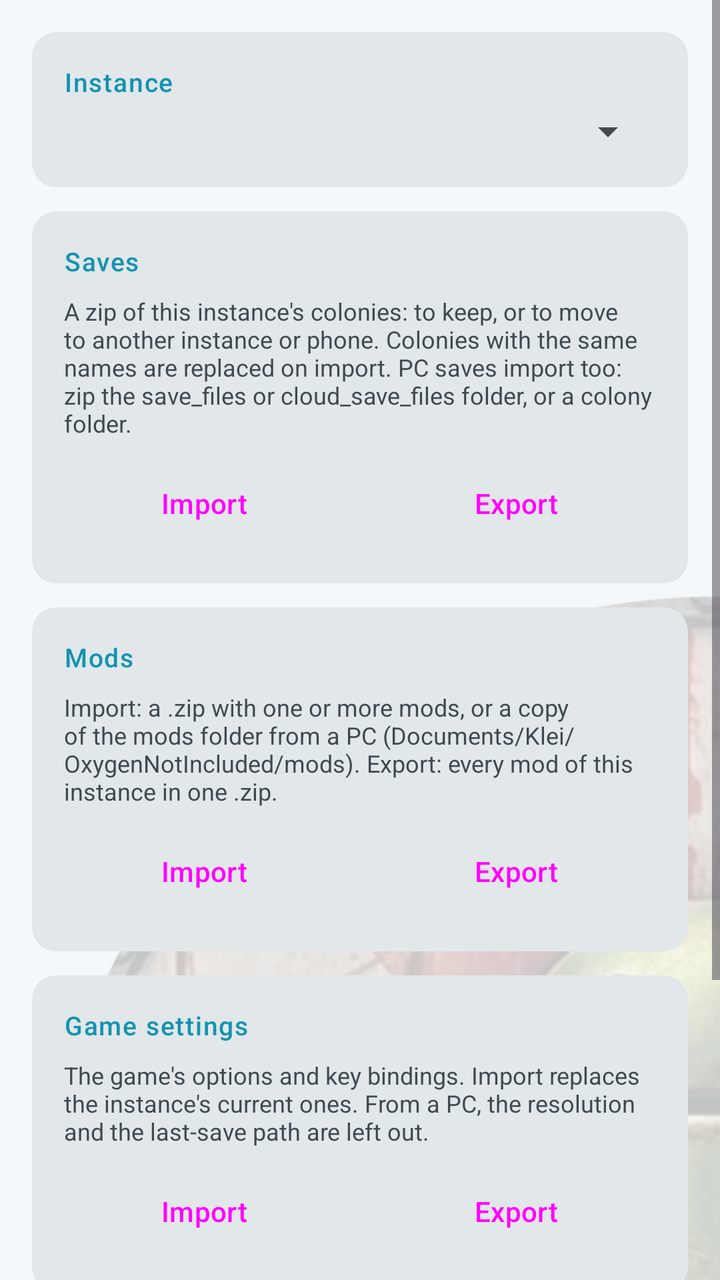
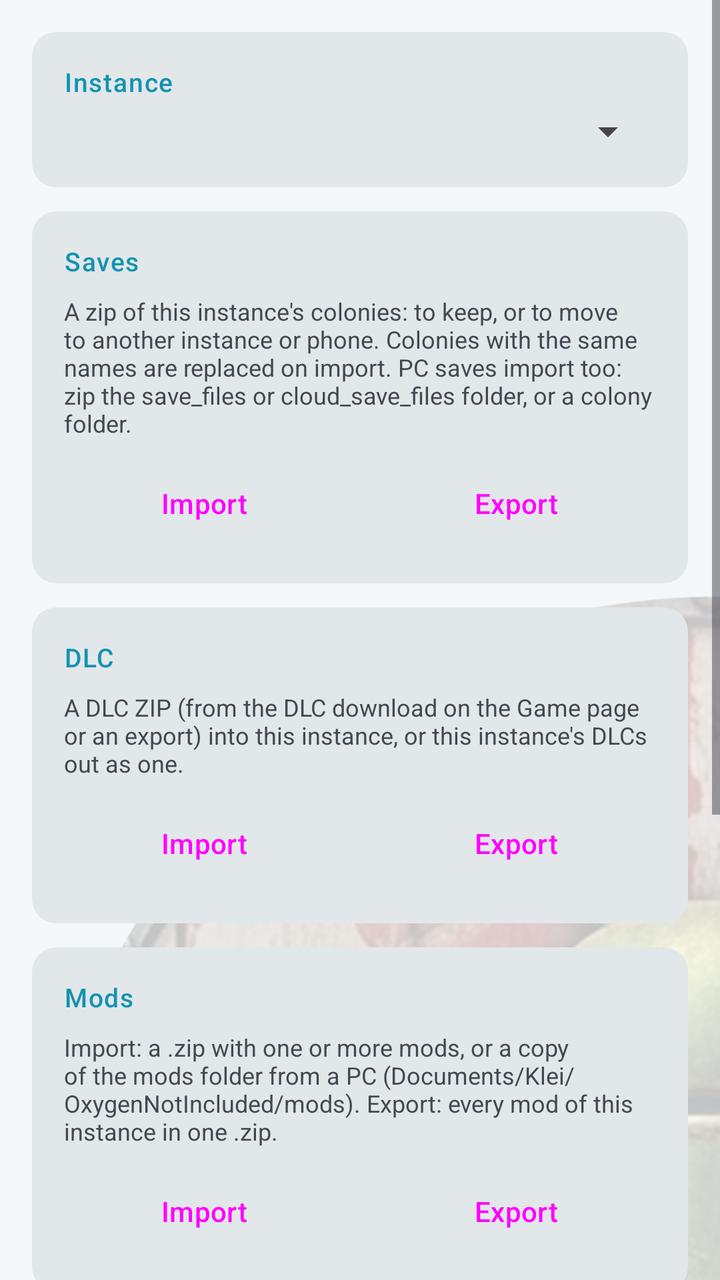

Two renders of the same Android screen: before a commit and after it. Below are the layout's source before the change and the commit's diff.
<!-- AndroidManifest.xml: application theme AppTheme -->
<!-- res/layout/fragment_transfer.xml -->
<?xml version="1.0" encoding="utf-8"?>
<ScrollView xmlns:android="http://schemas.android.com/apk/res/android"
    xmlns:app="http://schemas.android.com/apk/res-auto"
    android:layout_width="match_parent"
    android:layout_height="match_parent">

    <LinearLayout
        android:layout_width="match_parent"
        android:layout_height="wrap_content"
        android:orientation="vertical"
        android:paddingTop="16dp"
        android:paddingBottom="8dp">

        
        <com.google.android.material.card.MaterialCardView
            style="@style/AppTheme.TransferCard"
            android:layout_width="match_parent"
            android:layout_height="wrap_content">

            <LinearLayout
                android:layout_width="match_parent"
                android:layout_height="wrap_content"
                android:orientation="vertical"
                android:padding="16dp">

                <TextView
                    style="@style/AppTheme.TransferCardTitle"
                    android:text="@string/transfer_instance" />

                <Spinner
                    android:id="@+id/sp_transfer_instance"
                    android:layout_width="match_parent"
                    android:layout_height="wrap_content" />
            </LinearLayout>
        </com.google.android.material.card.MaterialCardView>

        
        <com.google.android.material.card.MaterialCardView
            style="@style/AppTheme.TransferCard"
            android:layout_width="match_parent"
            android:layout_height="wrap_content">

            <LinearLayout
                android:layout_width="match_parent"
                android:layout_height="wrap_content"
                android:orientation="vertical"
                android:padding="16dp">

                <TextView
                    style="@style/AppTheme.TransferCardTitle"
                    android:text="@string/transfer_saves" />

                <TextView
                    style="@style/AppTheme.TransferCardHint"
                    android:text="@string/transfer_saves_hint" />

                <LinearLayout style="@style/AppTheme.TransferButtonRow">

                    <Button
                        android:id="@+id/btn_transfer_saves_import"
                        style="@style/AppTheme.TransferButton"
                        android:text="@string/transfer_import" />

                    <Button
                        android:id="@+id/btn_transfer_saves_export"
                        style="@style/AppTheme.TransferButton.Outlined"
                        android:text="@string/transfer_export" />
                </LinearLayout>
            </LinearLayout>
        </com.google.android.material.card.MaterialCardView>

        
        <com.google.android.material.card.MaterialCardView
            style="@style/AppTheme.TransferCard"
            android:layout_width="match_parent"
            android:layout_height="wrap_content">

            <LinearLayout
                android:layout_width="match_parent"
                android:layout_height="wrap_content"
                android:orientation="vertical"
                android:padding="16dp">

                <TextView
                    style="@style/AppTheme.TransferCardTitle"
                    android:text="@string/transfer_mods" />

                <TextView
                    style="@style/AppTheme.TransferCardHint"
                    android:text="@string/transfer_mods_hint" />

                <LinearLayout style="@style/AppTheme.TransferButtonRow">

                    <Button
                        android:id="@+id/btn_transfer_mods_import"
                        style="@style/AppTheme.TransferButton"
                        android:text="@string/transfer_import" />

                    <Button
                        android:id="@+id/btn_transfer_mods_export"
                        style="@style/AppTheme.TransferButton.Outlined"
                        android:text="@string/transfer_export" />
                </LinearLayout>
            </LinearLayout>
        </com.google.android.material.card.MaterialCardView>

        
        <com.google.android.material.card.MaterialCardView
            style="@style/AppTheme.TransferCard"
            android:layout_width="match_parent"
            android:layout_height="wrap_content">

            <LinearLayout
                android:layout_width="match_parent"
                android:layout_height="wrap_content"
                android:orientation="vertical"
                android:padding="16dp">

                <TextView
                    style="@style/AppTheme.TransferCardTitle"
                    android:text="@string/transfer_settings" />

                <TextView
                    style="@style/AppTheme.TransferCardHint"
                    android:text="@string/transfer_settings_hint" />

                <LinearLayout style="@style/AppTheme.TransferButtonRow">

                    <Button
                        android:id="@+id/btn_transfer_settings_import"
                        style="@style/AppTheme.TransferButton"
                        android:text="@string/transfer_import" />

                    <Button
                        android:id="@+id/btn_transfer_settings_export"
                        style="@style/AppTheme.TransferButton.Outlined"
                        android:text="@string/transfer_export" />
                </LinearLayout>
            </LinearLayout>
        </com.google.android.material.card.MaterialCardView>

        
        <com.google.android.material.card.MaterialCardView
            style="@style/AppTheme.TransferCard"
            android:layout_width="match_parent"
            android:layout_height="wrap_content">

            <LinearLayout
                android:layout_width="match_parent"
                android:layout_height="wrap_content"
                android:orientation="vertical"
                android:padding="16dp">

                <TextView
                    style="@style/AppTheme.TransferCardTitle"
                    android:text="@string/transfer_controls" />

                <TextView
                    style="@style/AppTheme.TransferCardHint"
                    android:text="@string/transfer_controls_hint" />

                <LinearLayout style="@style/AppTheme.TransferButtonRow">

                    <Button
                        android:id="@+id/btn_transfer_controls_import"
                        style="@style/AppTheme.TransferButton"
                        android:text="@string/transfer_import" />

                    <Button
                        android:id="@+id/btn_transfer_controls_export"
                        style="@style/AppTheme.TransferButton.Outlined"
                        android:text="@string/transfer_export" />
                </LinearLayout>
            </LinearLayout>
        </com.google.android.material.card.MaterialCardView>

        
        <com.google.android.material.card.MaterialCardView
            style="@style/AppTheme.TransferCard"
            android:layout_width="match_parent"
            android:layout_height="wrap_content"
            android:visibility="gone">

            <LinearLayout
                android:layout_width="match_parent"
                android:layout_height="wrap_content"
                android:orientation="vertical"
                android:padding="16dp">

                <TextView
                    style="@style/AppTheme.TransferCardTitle"
                    android:text="@string/transfer_device" />

                <TextView
                    style="@style/AppTheme.TransferCardHint"
                    android:text="@string/transfer_device_hint" />

                <LinearLayout style="@style/AppTheme.TransferButtonRow">

                    <Button
                        android:id="@+id/btn_transfer_driver"
                        style="@style/AppTheme.TransferButton.Outlined"
                        android:layout_marginStart="0dp"
                        android:layout_marginEnd="8dp"
                        android:text="@string/transfer_driver_button" />

                    <Button
                        android:id="@+id/btn_transfer_icon_packs"
                        android:visibility="gone"
                        style="@style/AppTheme.TransferButton.Outlined"
                        android:text="@string/transfer_icons_button" />
                </LinearLayout>
            </LinearLayout>
        </com.google.android.material.card.MaterialCardView>
    </LinearLayout>
</ScrollView>
<!-- resources referenced by this layout -->
<resources>
  <string name="transfer_controls">On-screen controls</string>
  <string name="transfer_controls_hint">The instance\'s controls layout with its icons, as a .zip. Import replaces the instance\'s layout; a bare controls .json is accepted too.</string>
  <string name="transfer_device">For the whole phone</string>
  <string name="transfer_device_hint">The custom Vulkan driver and the button icon packs belong to the phone, not to an instance.</string>
  <string name="transfer_driver_button">Custom driver</string>
  <string name="transfer_export">Export</string>
  <string name="transfer_icons_button">Icons</string>
  <string name="transfer_import">Import</string>
  <string name="transfer_instance">Instance</string>
  <string name="transfer_mods">Mods</string>
  <string name="transfer_mods_hint">Import: a .zip with one or more mods, or a copy of the mods folder from a PC (Documents/Klei/OxygenNotIncluded/mods). Export: every mod of this instance in one .zip.</string>
  <string name="transfer_saves">Saves</string>
  <string name="transfer_saves_hint">A zip of this instance\'s colonies: to keep, or to move to another instance or phone. Colonies with the same names are replaced on import. PC saves import too: zip the save_files or cloud_save_files folder, or a colony folder.</string>
  <string name="transfer_settings">Game settings</string>
  <string name="transfer_settings_hint">The game\'s options and key bindings. Import replaces the instance\'s current ones. From a PC, the resolution and the last-save path are left out.</string>
  <color name="rd_primary">#1493B0</color>
  <color name="rd_on_primary">#FFFFFF</color>
  <color name="rd_primary_container">#C5EEF6</color>
  <color name="rd_on_primary_container">#001F26</color>
  <color name="md_theme_secondary">#D83838</color>
  <color name="md_theme_onSecondary">#FFFFFF</color>
  <color name="md_theme_secondaryContainer">#FFDAD6</color>
  <color name="md_theme_onSecondaryContainer">#410002</color>
  <color name="md_theme_tertiary">#23485A</color>
  <color name="md_theme_onTertiary">#FFFFFF</color>
  <color name="md_theme_tertiaryContainer">#C5E1EE</color>
  <color name="md_theme_onTertiaryContainer">#001E2B</color>
  <color name="md_theme_error">#BA1A1A</color>
  <color name="md_theme_onError">#FFFFFF</color>
  <color name="md_theme_errorContainer">#FFDAD6</color>
  <color name="md_theme_onErrorContainer">#410002</color>
  <color name="md_theme_background">#F4F8FA</color>
  <color name="md_theme_onBackground">#171C1F</color>
  <color name="md_theme_surface">#F4F8FA</color>
  <color name="md_theme_onSurface">#171C1F</color>
  <color name="md_theme_surfaceVariant">#DAE4EA</color>
  <color name="md_theme_onSurfaceVariant">#3F4A50</color>
  <color name="md_theme_outlineVariant">#BEC8CF</color>
  <color name="md_theme_inverseSurface">#2C3237</color>
  <color name="md_theme_inverseOnSurface">#EDF1F4</color>
  <color name="md_theme_inversePrimary">#6FD9F0</color>
  <color name="md_theme_surfaceDim">#D4DBDF</color>
  <color name="md_theme_surfaceBright">#F4F8FA</color>
  <color name="md_theme_surfaceContainerLowest">#FFFFFF</color>
  <color name="md_theme_surfaceContainerLow">#EEF2F5</color>
  <color name="md_theme_surfaceContainer">#E8EDF0</color>
  <color name="md_theme_surfaceContainerHigh">#E2E7EA</color>
  <color name="md_theme_surfaceContainerHighest">#DCE1E5</color>
  <style name="AppTheme.NavigationView.Item" parent="TextAppearance.Material3.LabelLarge">
          <item name="android:textSize">13sp</item>
      </style>
  <style name="OxyDroid.Dialog.Title" parent="MaterialAlertDialog.Material3.Title.Text">
          <item name="android:textColor">?attr/colorPrimary</item>
      </style>
  <!-- unchanged entries left out for length: 12 -->
</resources>

<!-- the commit's change to res/layout/fragment_transfer.xml (unified diff, before → after) -->
@@ -83,6 +83,41 @@
 
                 <TextView
                     style="@style/AppTheme.TransferCardTitle"
+                    android:text="@string/transfer_dlc" />
+
+                <TextView
+                    style="@style/AppTheme.TransferCardHint"
+                    android:text="@string/transfer_dlc_hint" />
+
+                <LinearLayout style="@style/AppTheme.TransferButtonRow">
+
+                    <Button
+                        android:id="@+id/btn_transfer_dlc_import"
+                        style="@style/AppTheme.TransferButton"
+                        android:text="@string/transfer_import" />
+
+                    <Button
+                        android:id="@+id/btn_transfer_dlc_export"
+                        style="@style/AppTheme.TransferButton.Outlined"
+                        android:text="@string/transfer_export" />
+                </LinearLayout>
+            </LinearLayout>
+        </com.google.android.material.card.MaterialCardView>
+
+        
+        <com.google.android.material.card.MaterialCardView
+            style="@style/AppTheme.TransferCard"
+            android:layout_width="match_parent"
+            android:layout_height="wrap_content">
+
+            <LinearLayout
+                android:layout_width="match_parent"
+                android:layout_height="wrap_content"
+                android:orientation="vertical"
+                android:padding="16dp">
+
+                <TextView
+                    style="@style/AppTheme.TransferCardTitle"
                     android:text="@string/transfer_mods" />
 
                 <TextView
<!-- resource entries referenced after the edit -->
@@ -4,6 +4,8 @@
   <string name="transfer_controls_hint">The instance\'s controls layout with its icons, as a .zip. Import replaces the instance\'s layout; a bare controls .json is accepted too.</string>
   <string name="transfer_device">For the whole phone</string>
   <string name="transfer_device_hint">The custom Vulkan driver and the button icon packs belong to the phone, not to an instance.</string>
+  <string name="transfer_dlc">DLC</string>
+  <string name="transfer_dlc_hint">A DLC ZIP (from the DLC download on the Game page or an export) into this instance, or this instance\'s DLCs out as one.</string>
   <string name="transfer_driver_button">Custom driver</string>
   <string name="transfer_export">Export</string>
   <string name="transfer_icons_button">Icons</string>
